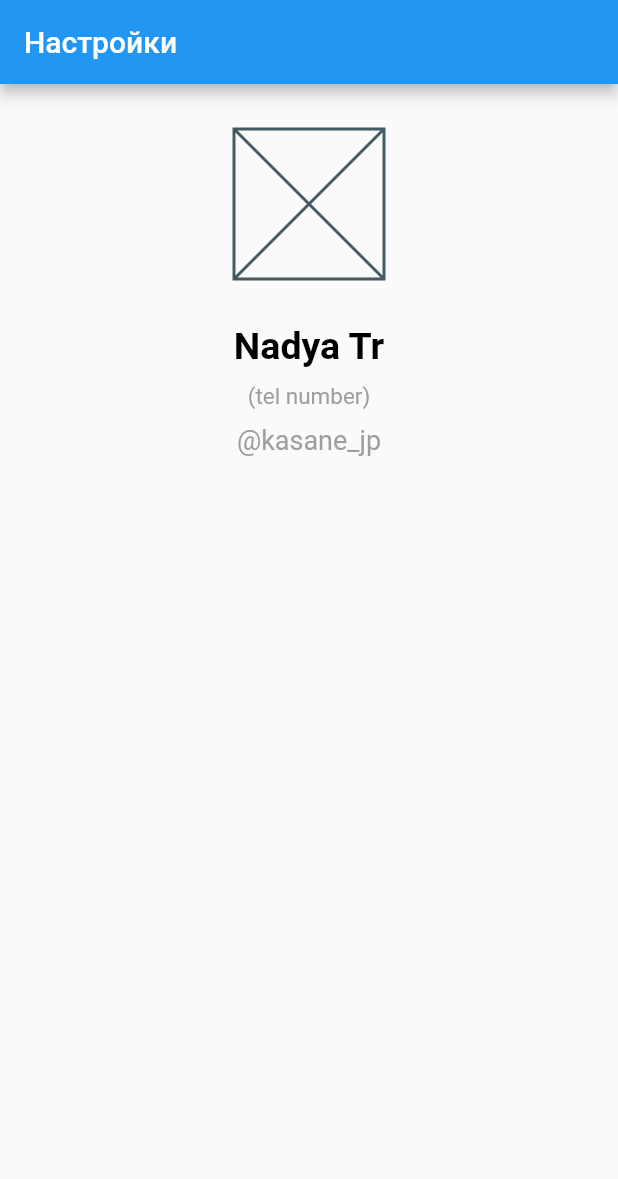
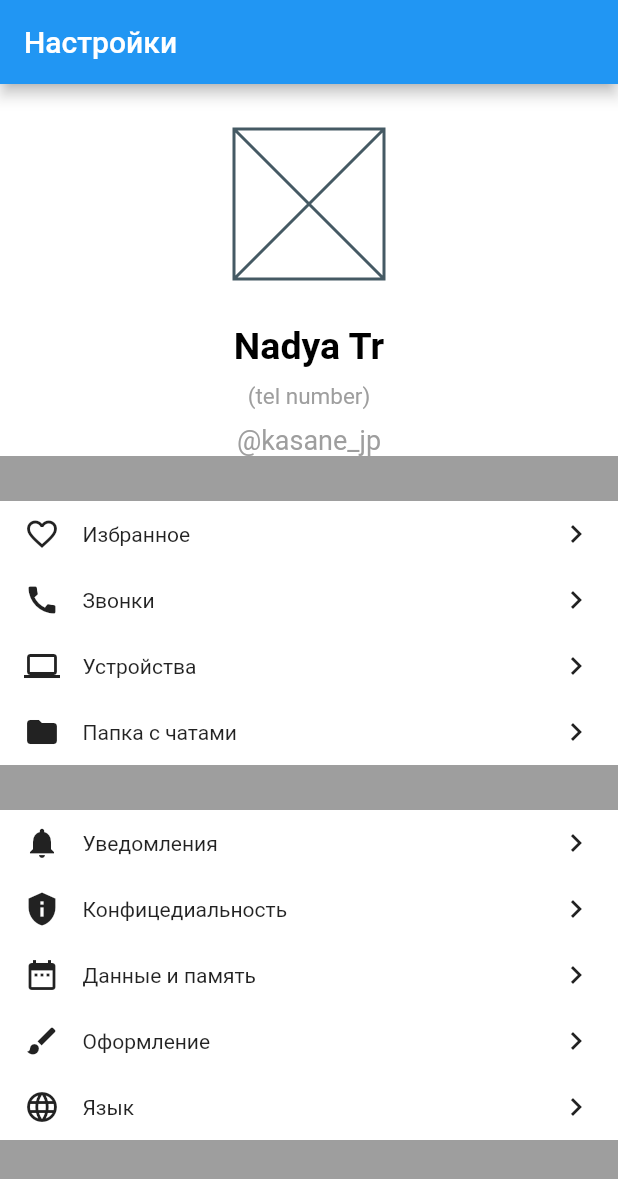
Before and after one commit to Nadia-ru/flutter_first_proj, a Flutter app: the screen it shows after launch, on a phone screen of 412 x 824 dp. Shown: the top 1179 px of the screen. Run offline on Flutter 3.47's test engine with Material 2 defaults, Android fonts, the light colour scheme and no system bars.

Commit message:
add widgets from first page

```diff
--- a/lib/widgets/user_profile.dart
+++ b/lib/widgets/user_profile.dart
@@ -2,11 +2,24 @@
 import 'package:flutter/material.dart';
 
 class UserProfile extends StatelessWidget {
-  const UserProfile();
-
+  UserProfile();
+  List<MenuRowData> firstMenuRow =[
+    MenuRowData(Icons.favorite_outline, 'Избранное'),
+    MenuRowData(Icons.call, 'Звонки'),
+    MenuRowData(Icons.computer, 'Устройства'),
+    MenuRowData(Icons.folder, 'Папка с чатами'),
+  ];
+  List<MenuRowData> secondMenuRow =[
+    MenuRowData(Icons.notifications, 'Уведомления'),
+    MenuRowData(Icons.privacy_tip, 'Конфицедиальность'),
+    MenuRowData(Icons.date_range, 'Данные и память'),
+    MenuRowData(Icons.brush, 'Оформление'),
+    MenuRowData(Icons.language, 'Язык'),
+  ];
   @override
   Widget build(BuildContext context) {
     return Scaffold(
+      backgroundColor: Colors.grey,
       appBar: AppBar(
         title: Text('Настройки'),
 
@@ -16,6 +29,75 @@ class UserProfile extends StatelessWidget {
         width: double.infinity,
         child: Column(
           crossAxisAlignment: CrossAxisAlignment.center,
+          children: [
+            _UserInfo(),
+            SizedBox(height: 30,),
+            _MenuWidget(menuRow: firstMenuRow,),
+            SizedBox(height: 30,),
+            _MenuWidget(menuRow: secondMenuRow,)
+          ],
+        ),
+      ),
+    );
+  }
+}
+
+class MenuRowData{
+  final IconData icon;
+  final String text;
+
+  MenuRowData(this.icon, this.text);
+}
+class _MenuWidget extends StatelessWidget {
+  final List<MenuRowData> menuRow;
+  const _MenuWidget({Key? key, required this.menuRow}) : super(key: key);
+
+  @override
+  Widget build(BuildContext context) {
+    return Container(
+      color: Colors.white,
+      width: double.infinity,
+
+      child: Column(
+        children: menuRow.map((data) => _MenuWidgetRow(data: data)).toList(),
+      ),
+    );
+  }
+}
+
+class _MenuWidgetRow extends StatelessWidget {
+  final MenuRowData data;
+  const _MenuWidgetRow({
+    Key? key,
+  required this.data,}) : super(key: key);
+
+  @override
+  Widget build(BuildContext context) {
+    return  Padding(
+      padding: EdgeInsets.symmetric(horizontal: 16,vertical: 10),
+      child: Row(
+        mainAxisSize: MainAxisSize.max,
+
+        children: [
+          Icon(data.icon),
+          SizedBox(width: 15,),
+          Expanded(child: Text(data.text)),
+          Icon(Icons.chevron_right_sharp)
+        ],
+      ),
+    );
+  }
+}
+
+class _UserInfo extends StatelessWidget {
+  const _UserInfo({Key? key}) : super(key: key);
+
+  @override
+  Widget build(BuildContext context) {
+    return Container(
+      color: Colors.white,
+      width: double.infinity,
+      child: Column(
         children: [
           SizedBox(height: 30),
           _AvatarWidget(),
@@ -27,10 +109,10 @@ class UserProfile extends StatelessWidget {
           _UserNickNameWidget(),
         ],
       ),
-      ),
     );
   }
 }
+
 
 class _UserNickNameWidget extends StatelessWidget {
   const _UserNickNameWidget({
```
Lines whose indentation alone changed are shown as unchanged.
